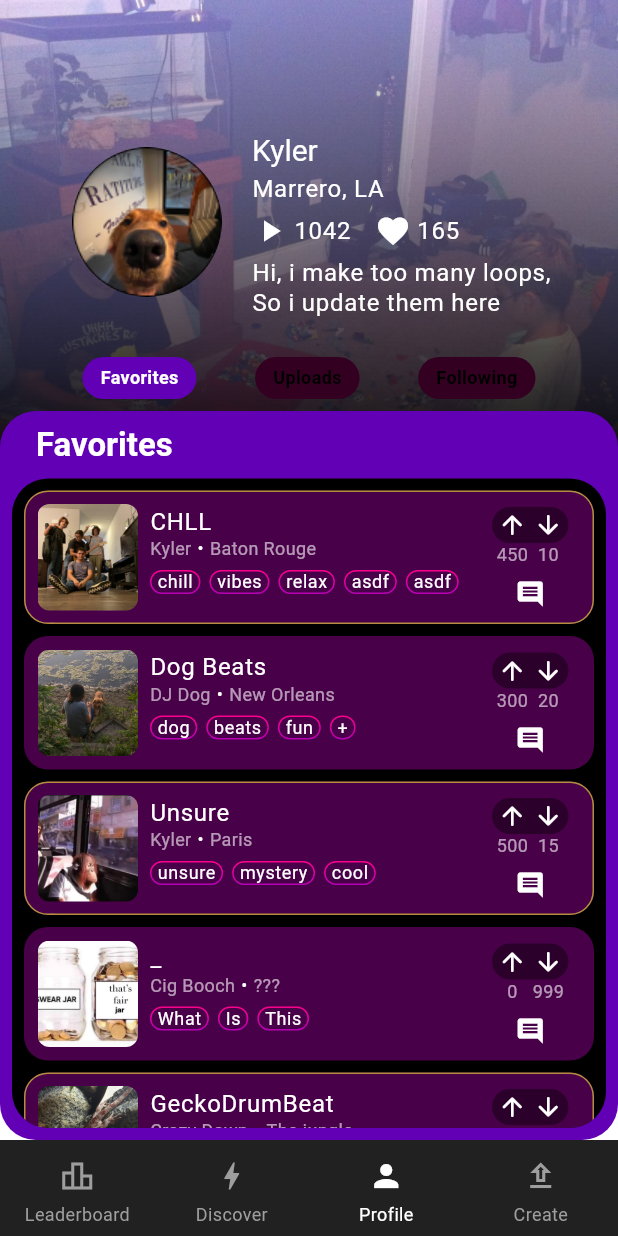
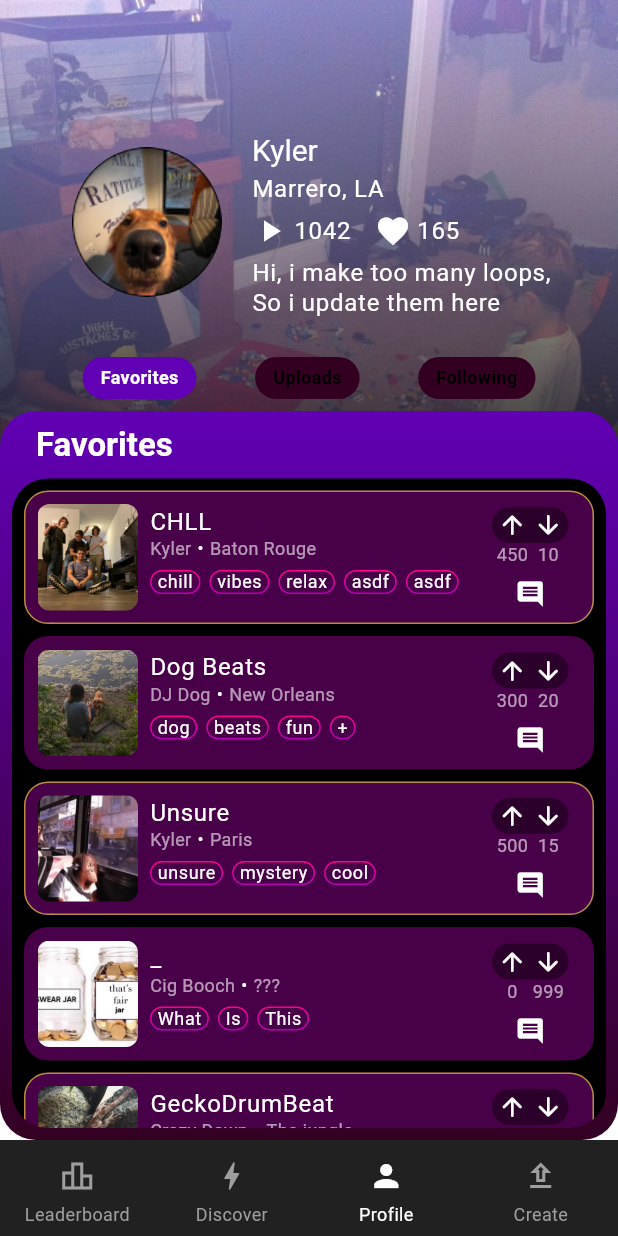
Before and after one commit to makeisalmon/bestloop_app, a Flutter app: the screen it shows after launch, item 3 of the bottom bar chosen, on a phone screen of 412 x 824 dp. Run offline on Flutter 3.47's test engine with Material 3 defaults, Android fonts, the phone set to English and light mode, and no system bars; our stand-ins replace flutter_svg, gradient_borders.

Commit message:
Leaderboard, color gradient changes
Need to add search and what not to leaderboard, scrolling up acts weird for some reason

```diff
--- a/lib/loop_card_list.dart
+++ b/lib/loop_card_list.dart
@@ -4,13 +4,13 @@ import 'loop_files/loop_data.dart';
 
 class LoopList extends StatelessWidget {
   final String name;
-  final Color color;
+  final List<Color> gradientColors;
   final List<LoopData> loopDataList;
 
   const LoopList({
     Key? key,
     required this.name,
-    required this.color,
+    required this.gradientColors,
     required this.loopDataList,
   }) : super(key: key);
 
@@ -20,7 +20,11 @@ class LoopList extends StatelessWidget {
       margin: const EdgeInsets.all(0.0), // Outside container margin
       padding: const EdgeInsets.all(8.0), // Inside container padding
       decoration: BoxDecoration(
-        color: color,
+        gradient: LinearGradient(
+          colors: gradientColors,
+          begin: Alignment.topCenter,
+          end: Alignment.bottomCenter,
+          ),
         borderRadius: BorderRadius.circular(24.0),
       ),
       child: Column(
@@ -47,7 +51,7 @@ class LoopList extends StatelessWidget {
               child: ClipRRect(
                 borderRadius: BorderRadius.circular(24.0),
                 child: ListView.builder(
-                  padding: const EdgeInsets.fromLTRB(8.0,4.0,8.0,0.0),
+                  padding: const EdgeInsets.fromLTRB(8.0, 4.0, 8.0, 0.0),
                   itemCount: loopDataList.length,
                   itemBuilder: (context, index) {
                     return LoopCard(loopData: loopDataList[index]);
--- a/lib/pages/profile_page.dart
+++ b/lib/pages/profile_page.dart
@@ -32,7 +32,7 @@ class _ProfilePageState extends State<ProfilePage> {
               image: DecorationImage(
                 image: AssetImage('assets/IMG_6694 (1).jpg'), // Replace with your image asset
                 fit: BoxFit.cover,
-              opacity: .6, // Set opacity to 1 for the image to be fully visible
+                opacity: 0.6, // Set opacity to 0.6 for the image to be partially visible
               ),
             ),
             child: Container(
@@ -42,13 +42,14 @@ class _ProfilePageState extends State<ProfilePage> {
                   end: Alignment.bottomCenter,
                   colors: [
                     Colors.transparent, // Start with no color (transparent) at the top
-                  Colors.black, // Fade to black at the bottom with opacity
+                    Colors.black.withOpacity(0.8), // Fade to black at the bottom with opacity
                   ],
-                stops: [0.0, .8], // Controls the transition area of the gradient
+                  stops: [0.0, 0.8], // Controls the transition area of the gradient
                 ),
               ),
             ),
-        ),          // Content
+          ),
+          // Content
           Column(
             children: [
               const SizedBox(height: 50), // Add some top padding
@@ -73,7 +74,7 @@ class _ProfilePageState extends State<ProfilePage> {
                       Expanded(
                         child: LoopList(
                           name: "Favorites",
-                          color: const Color(0xFF6100B5),
+                          gradientColors: [const Color(0xFF6100B5), const Color(0xFF340022)],
                           loopDataList: loopDataDictionary.values.toList(),
                         ),
                       ),
@@ -81,7 +82,7 @@ class _ProfilePageState extends State<ProfilePage> {
                       Expanded(
                         child: LoopList(
                           name: "Uploads",
-                          color: const Color(0xFFB500B5),
+                          gradientColors: [const Color(0xFFB500B5), const Color(0xFF340022)],
                           loopDataList: loopDataDictionary.values.toList(),
                         ),
                       ),
@@ -89,7 +90,7 @@ class _ProfilePageState extends State<ProfilePage> {
                       Expanded(
                         child: LoopList(
                           name: "Following",
-                          color: const Color(0xFF8B00B5),
+                          gradientColors: [const Color(0xFF8B00B5), const Color(0xFF340022)],
                           loopDataList: loopDataDictionary.values.toList(),
                         ),
                       ),
```
Also changed, not shown: lib/pages/leaderboard_page.dart (+35 -5 lines). Lines whose indentation alone changed are shown as unchanged.
